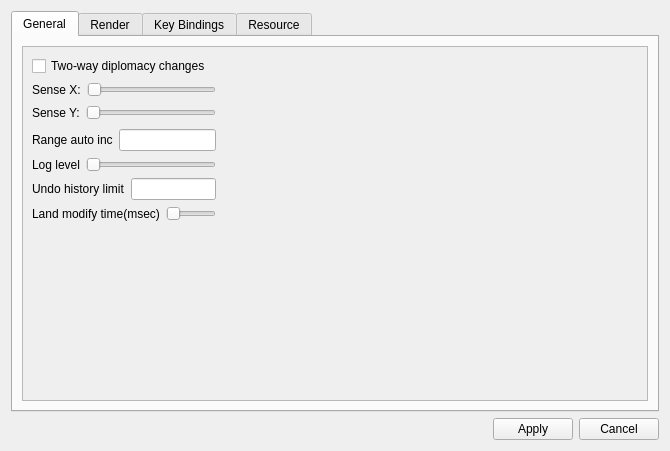
Above: settings.ui from Samolleg/ataman-mp before the change. Below: the same form after it.
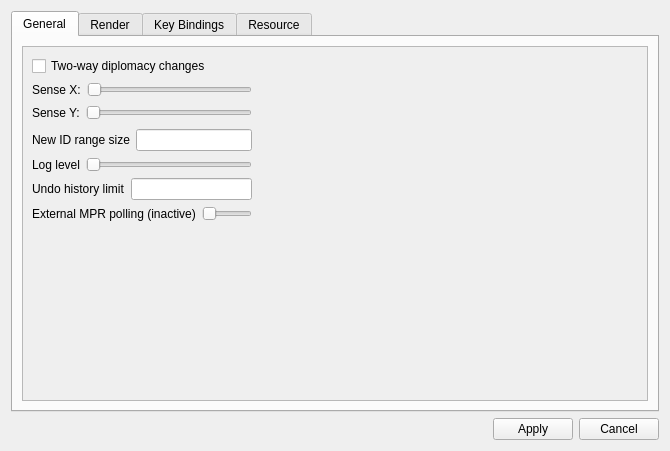
That is the form after the change. The open tabs and pages were chosen to show the change.

Patch:
```diff
--- a/settings.ui
+++ b/settings.ui
@@ -158,7 +158,7 @@
              <item>
               <widget class="QLabel" name="labelRangeInc">
                <property name="text">
-                <string>Range auto inc</string>
+                 <string>New ID range size</string>
                </property>
               </widget>
              </item>
@@ -202,12 +202,18 @@
              <item>
               <widget class="QLabel" name="labellandCheckTime">
                <property name="text">
-                <string>Land modify time(msec)</string>
+                 <string>External MPR polling (inactive)</string>
                </property>
               </widget>
              </item>
              <item>
               <widget class="QSlider" name="landCheckTime">
+               <property name="enabled">
+                <bool>false</bool>
+               </property>
+               <property name="toolTip">
+                <string>Currently inactive. Intended polling interval in milliseconds for detecting MPR changes made by another program.</string>
+               </property>
                <property name="minimumSize">
                 <size>
                  <width>50</width>
```
Left out of the diff: 61 changed lines with no effect on the pictures.
